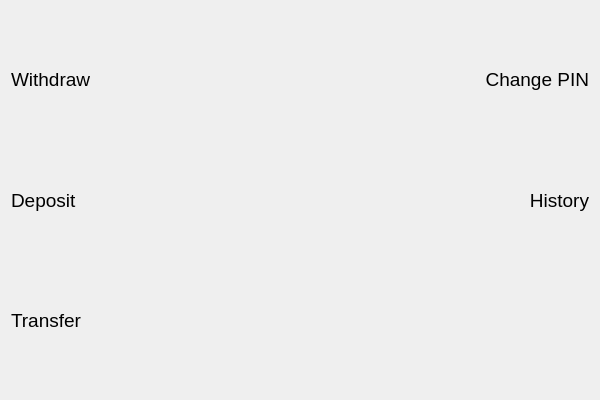
The window that frontend/MainMenuWidget.ui (katerynabratiuk/ATM) describes before a commit, drawn with Qt 5.
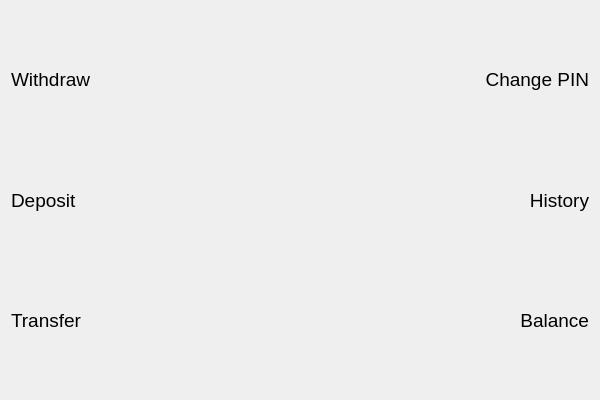
The same window after the commit.

Commit message: feat: add balance page

```diff
--- a/frontend/MainMenuWidget.ui
+++ b/frontend/MainMenuWidget.ui
@@ -170,6 +170,27 @@
        </property>
       </widget>
      </item>
+     <item row="4" column="2">
+      <widget class="QLabel" name="optBalance">
+       <property name="sizePolicy">
+        <sizepolicy hsizetype="Expanding" vsizetype="Expanding">
+         <horstretch>0</horstretch>
+         <verstretch>0</verstretch>
+        </sizepolicy>
+       </property>
+       <property name="font">
+        <font>
+         <pointsize>14</pointsize>
+        </font>
+       </property>
+       <property name="text">
+        <string>Balance</string>
+       </property>
+       <property name="alignment">
+        <set>Qt::AlignmentFlag::AlignRight|Qt::AlignmentFlag::AlignTrailing|Qt::AlignmentFlag::AlignVCenter</set>
+       </property>
+      </widget>
+     </item>
     </layout>
    </item>
    <item row="0" column="0">
```
The commit also changes 9 other files.
